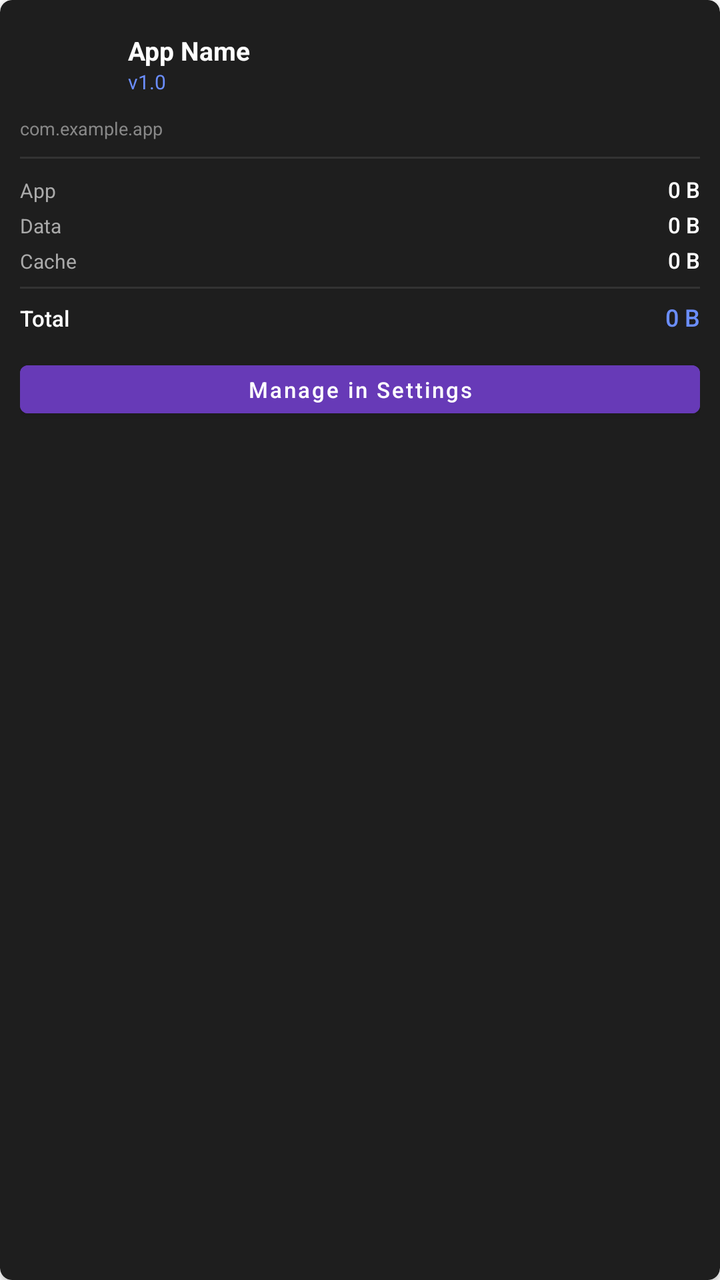
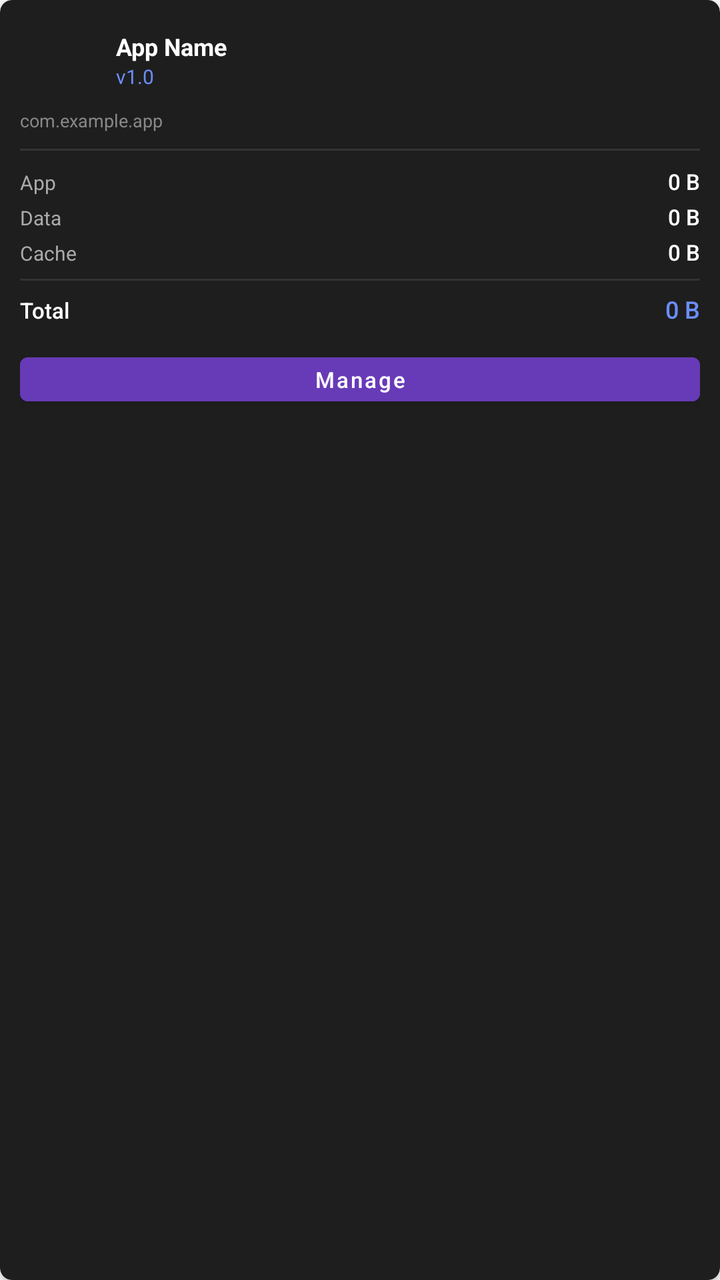

An Android layout rendered at two revisions. The XML below is the earlier revision; the diff shows what the commit changed to produce the second picture.
<!-- AndroidManifest.xml: application theme Theme.Evolve_Launcher -->
<!-- res/layout/item_managed_app.xml -->
<?xml version="1.0" encoding="utf-8"?>
<androidx.cardview.widget.CardView xmlns:android="http://schemas.android.com/apk/res/android"
    xmlns:app="http://schemas.android.com/apk/res-auto"
    android:layout_width="match_parent"
    android:layout_height="wrap_content"
    android:layout_margin="4dp"
    app:cardBackgroundColor="#1E1E1E"
    app:cardCornerRadius="6dp"
    app:cardElevation="2dp">

    <LinearLayout
        android:layout_width="match_parent"
        android:layout_height="wrap_content"
        android:orientation="vertical"
        android:padding="10dp">

        
        <LinearLayout
            android:layout_width="match_parent"
            android:layout_height="wrap_content"
            android:orientation="horizontal"
            android:gravity="center_vertical">

            <ImageView
                android:id="@+id/appIcon"
                android:layout_width="44dp"
                android:layout_height="44dp"
                android:contentDescription="App icon" />

            <LinearLayout
                android:layout_width="0dp"
                android:layout_height="wrap_content"
                android:layout_weight="1"
                android:layout_marginStart="10dp"
                android:orientation="vertical">

                <TextView
                    android:id="@+id/appLabel"
                    android:layout_width="match_parent"
                    android:layout_height="wrap_content"
                    android:ellipsize="end"
                    android:maxLines="1"
                    android:text="App Name"
                    android:textColor="#FFFFFF"
                    android:textSize="13sp"
                    android:textStyle="bold" />

                <TextView
                    android:id="@+id/appVersion"
                    android:layout_width="match_parent"
                    android:layout_height="wrap_content"
                    android:text="v1.0"
                    android:textColor="#6B8EFF"
                    android:textSize="10sp" />
            </LinearLayout>
        </LinearLayout>

        
        <TextView
            android:id="@+id/appPackage"
            android:layout_width="match_parent"
            android:layout_height="wrap_content"
            android:layout_marginTop="4dp"
            android:ellipsize="end"
            android:maxLines="1"
            android:text="com.example.app"
            android:textColor="#888888"
            android:textSize="9sp" />

        
        <View
            android:layout_width="match_parent"
            android:layout_height="1dp"
            android:layout_marginTop="8dp"
            android:layout_marginBottom="8dp"
            android:background="#333333" />

        
        <LinearLayout
            android:layout_width="match_parent"
            android:layout_height="wrap_content"
            android:orientation="horizontal">

            <TextView
                android:layout_width="0dp"
                android:layout_height="wrap_content"
                android:layout_weight="1"
                android:text="App"
                android:textColor="#AAAAAA"
                android:textSize="10sp" />

            <TextView
                android:id="@+id/txtAppSize"
                android:layout_width="wrap_content"
                android:layout_height="wrap_content"
                android:text="0 B"
                android:textColor="#FFFFFF"
                android:textSize="11sp"
                android:fontFamily="sans-serif-medium" />
        </LinearLayout>

        <LinearLayout
            android:layout_width="match_parent"
            android:layout_height="wrap_content"
            android:layout_marginTop="3dp"
            android:orientation="horizontal">

            <TextView
                android:layout_width="0dp"
                android:layout_height="wrap_content"
                android:layout_weight="1"
                android:text="Data"
                android:textColor="#AAAAAA"
                android:textSize="10sp" />

            <TextView
                android:id="@+id/txtDataSize"
                android:layout_width="wrap_content"
                android:layout_height="wrap_content"
                android:text="0 B"
                android:textColor="#FFFFFF"
                android:textSize="11sp"
                android:fontFamily="sans-serif-medium" />
        </LinearLayout>

        <LinearLayout
            android:layout_width="match_parent"
            android:layout_height="wrap_content"
            android:layout_marginTop="3dp"
            android:orientation="horizontal">

            <TextView
                android:layout_width="0dp"
                android:layout_height="wrap_content"
                android:layout_weight="1"
                android:text="Cache"
                android:textColor="#AAAAAA"
                android:textSize="10sp" />

            <TextView
                android:id="@+id/txtCacheSize"
                android:layout_width="wrap_content"
                android:layout_height="wrap_content"
                android:text="0 B"
                android:textColor="#FFFFFF"
                android:textSize="11sp"
                android:fontFamily="sans-serif-medium" />
        </LinearLayout>

        
        <View
            android:layout_width="match_parent"
            android:layout_height="1dp"
            android:layout_marginTop="6dp"
            android:layout_marginBottom="6dp"
            android:background="#333333" />

        <LinearLayout
            android:layout_width="match_parent"
            android:layout_height="wrap_content"
            android:orientation="horizontal">

            <TextView
                android:id="@+id/txtTotalLabel"
                android:layout_width="0dp"
                android:layout_height="wrap_content"
                android:layout_weight="1"
                android:text="Total"
                android:textColor="#FFFFFF"
                android:textSize="11sp"
                android:fontFamily="sans-serif-medium" />

            <TextView
                android:id="@+id/txtTotalValue"
                android:layout_width="wrap_content"
                android:layout_height="wrap_content"
                android:text="0 B"
                android:textColor="#6B8EFF"
                android:textSize="12sp"
                android:fontFamily="sans-serif-medium" />
        </LinearLayout>

        
        <LinearLayout
            android:layout_width="match_parent"
            android:layout_height="wrap_content"
            android:layout_marginTop="10dp"
            android:orientation="horizontal">

            <Button
                android:id="@+id/btnManage"
                android:layout_width="match_parent"
                android:layout_height="36dp"
                android:backgroundTint="#673AB7"
                android:text="Manage in Settings"
                android:textColor="#FFFFFF"
                android:textSize="11sp"
                android:textAllCaps="false"
                android:minHeight="0dp"
                android:padding="0dp" />
        </LinearLayout>

    </LinearLayout>

</androidx.cardview.widget.CardView>
<!-- resources referenced by this layout -->
<resources>
  <style name="Theme.Evolve_Launcher" parent="Theme.MaterialComponents.DayNight.NoActionBar">
          <item name="colorPrimary">#6B8EFF</item>
          <item name="colorPrimaryVariant">#4A6AFF</item>
          <item name="colorOnPrimary">@color/white</item>
      </style>
  <color name="white">#FFFFFFFF</color>
</resources>

<!-- the commit's change to res/layout/item_managed_app.xml (unified diff, before → after) -->
@@ -23,15 +23,15 @@
 
             <ImageView
                 android:id="@+id/appIcon"
-                android:layout_width="44dp"
-                android:layout_height="44dp"
+                android:layout_width="40dp"
+                android:layout_height="40dp"
                 android:contentDescription="App icon" />
 
             <LinearLayout
                 android:layout_width="0dp"
                 android:layout_height="wrap_content"
                 android:layout_weight="1"
-                android:layout_marginStart="10dp"
+                android:layout_marginStart="8dp"
                 android:orientation="vertical">
 
                 <TextView
@@ -42,13 +42,15 @@
                     android:maxLines="1"
                     android:text="App Name"
                     android:textColor="#FFFFFF"
-                    android:textSize="13sp"
+                    android:textSize="12sp"
                     android:textStyle="bold" />
 
                 <TextView
                     android:id="@+id/appVersion"
                     android:layout_width="match_parent"
                     android:layout_height="wrap_content"
+                    android:ellipsize="end"
+                    android:maxLines="1"
                     android:text="v1.0"
                     android:textColor="#6B8EFF"
                     android:textSize="10sp" />
@@ -80,7 +82,6 @@
             android:layout_width="match_parent"
             android:layout_height="wrap_content"
             android:orientation="horizontal">
-
             <TextView
                 android:layout_width="0dp"
                 android:layout_height="wrap_content"
@@ -88,7 +89,6 @@
                 android:text="App"
                 android:textColor="#AAAAAA"
                 android:textSize="10sp" />
-
             <TextView
                 android:id="@+id/txtAppSize"
                 android:layout_width="wrap_content"
@@ -104,7 +104,6 @@
             android:layout_height="wrap_content"
             android:layout_marginTop="3dp"
             android:orientation="horizontal">
-
             <TextView
                 android:layout_width="0dp"
                 android:layout_height="wrap_content"
@@ -112,7 +111,6 @@
                 android:text="Data"
                 android:textColor="#AAAAAA"
                 android:textSize="10sp" />
-
             <TextView
                 android:id="@+id/txtDataSize"
                 android:layout_width="wrap_content"
@@ -128,7 +126,6 @@
             android:layout_height="wrap_content"
             android:layout_marginTop="3dp"
             android:orientation="horizontal">
-
             <TextView
                 android:layout_width="0dp"
                 android:layout_height="wrap_content"
@@ -136,7 +133,6 @@
                 android:text="Cache"
                 android:textColor="#AAAAAA"
                 android:textSize="10sp" />
-
             <TextView
                 android:id="@+id/txtCacheSize"
                 android:layout_width="wrap_content"
@@ -159,7 +155,6 @@
             android:layout_width="match_parent"
             android:layout_height="wrap_content"
             android:orientation="horizontal">
-
             <TextView
                 android:id="@+id/txtTotalLabel"
                 android:layout_width="0dp"
@@ -169,7 +164,6 @@
                 android:textColor="#FFFFFF"
                 android:textSize="11sp"
                 android:fontFamily="sans-serif-medium" />
-
             <TextView
                 android:id="@+id/txtTotalValue"
                 android:layout_width="wrap_content"
@@ -181,24 +175,18 @@
         </LinearLayout>
 
         
-        <LinearLayout
+        <Button
+            android:id="@+id/btnManage"
             android:layout_width="match_parent"
-            android:layout_height="wrap_content"
+            android:layout_height="34dp"
             android:layout_marginTop="10dp"
-            android:orientation="horizontal">
-
-            <Button
-                android:id="@+id/btnManage"
-                android:layout_width="match_parent"
-                android:layout_height="36dp"
-                android:backgroundTint="#673AB7"
-                android:text="Manage in Settings"
-                android:textColor="#FFFFFF"
-                android:textSize="11sp"
-                android:textAllCaps="false"
-                android:minHeight="0dp"
-                android:padding="0dp" />
-        </LinearLayout>
+            android:backgroundTint="#673AB7"
+            android:text="Manage"
+            android:textColor="#FFFFFF"
+            android:textSize="11sp"
+            android:textAllCaps="false"
+            android:minHeight="0dp"
+            android:padding="0dp" />
 
     </LinearLayout>
 
